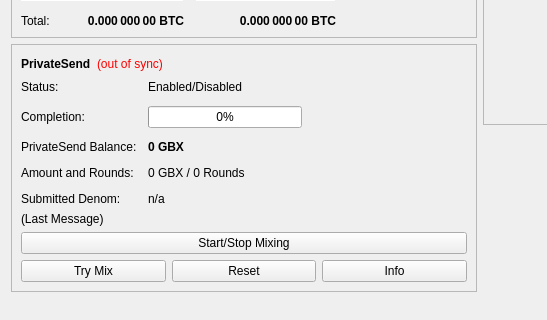
Old version of the form src/qt/forms/overviewpage.ui in the repository stannumcoin/stannum; both pictures show x 0 to 547 and y 178 to 498 of the 960 by 585 pixel window.
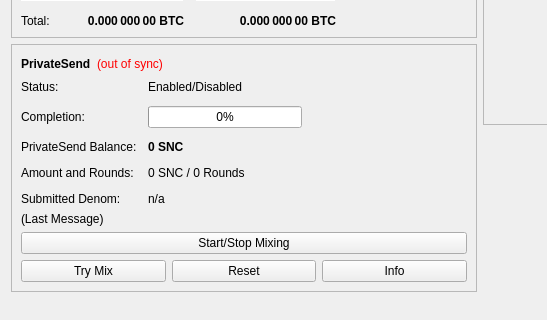
New version of the form.

What changed in the file:
```diff
--- a/src/qt/forms/overviewpage.ui
+++ b/src/qt/forms/overviewpage.ui
@@ -511,7 +511,7 @@
                </font>
               </property>
               <property name="text">
-               <string notr="true">0 GBX</string>
+               <string notr="true">0 SNC</string>
               </property>
              </widget>
             </item>
@@ -525,7 +525,7 @@
             <item row="3" column="1">
              <widget class="QLabel" name="labelAmountRounds">
               <property name="text">
-               <string>0 GBX / 0 Rounds</string>
+               <string>0 SNC / 0 Rounds</string>
               </property>
              </widget>
             </item>
```
